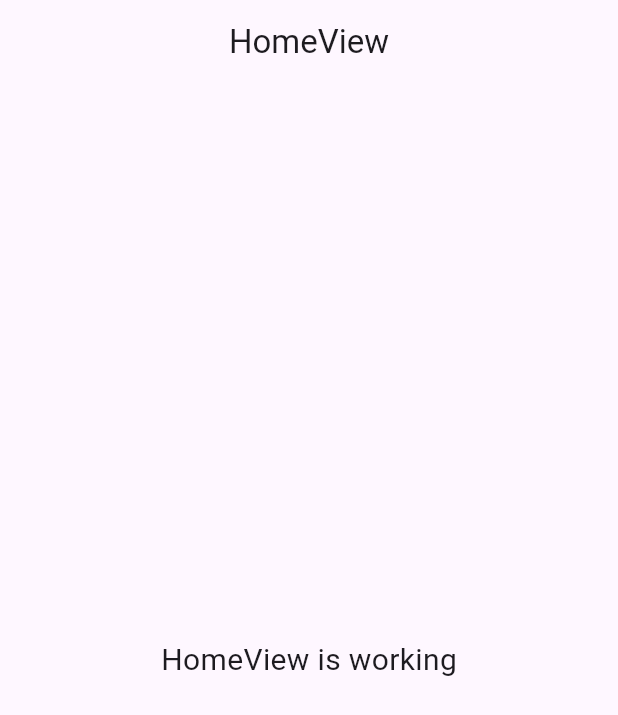
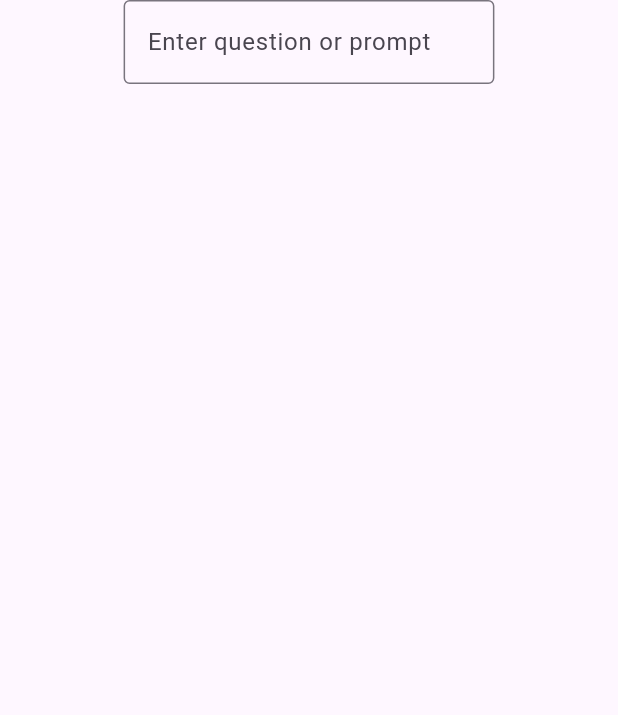
Before and after one commit to leon-ronaldo/emotion_ai, a Flutter app: the screen it shows after launch, on a phone screen of 412 x 824 dp. Shown: the top 715 px of the screen. Run offline on Flutter 3.47's test engine with Material 3 defaults, Android fonts, the phone set to English and light mode, and no system bars; our stand-ins replace flutter_spinkit, flutter_tts, get, google_generative_ai.

Commit message:
gemini integration successful

```diff
--- a/lib/app/modules/home/controllers/home_controller.dart
+++ b/lib/app/modules/home/controllers/home_controller.dart
@@ -1,12 +1,30 @@
+import 'package:emotion_ai/modules/geminiInteraction-geminiAPI-module.dart';
+import 'package:emotion_ai/modules/textToSpeech-cloudTextToSpeech-module.dart';
+import 'package:flutter/material.dart';
 import 'package:get/get.dart';
 
 class HomeController extends GetxController {
-  //TODO: Implement HomeController
+  double screenHeight = 0, screenWidth = 0;
 
-  final count = 0.obs;
+  late GeminiInteraction geminiAPI;
+  late TextToSpeechEngine speechEngine;
+  late TextEditingController requestFieldController;
+
+  Rx<String> responseText = ''.obs;
+  Rx<bool> screenReady = false.obs, fetchingResponse = false.obs;
+
   @override
   void onInit() {
     super.onInit();
+
+    screenHeight = Get.context!.height;
+    screenWidth = Get.context!.width;
+
+    geminiAPI = GeminiInteraction();
+    speechEngine = TextToSpeechEngine();
+    requestFieldController = TextEditingController();
+
+    screenReady.value = geminiAPI.geminiIsReady && speechEngine.speechToTextIsReady;
   }
 
   @override
@@ -18,6 +36,4 @@ class HomeController extends GetxController {
   void onClose() {
     super.onClose();
   }
-
-  void increment() => count.value++;
 }
--- a/lib/app/modules/home/views/home_view.dart
+++ b/lib/app/modules/home/views/home_view.dart
@@ -1,4 +1,5 @@
 import 'package:flutter/material.dart';
+import 'package:flutter_spinkit/flutter_spinkit.dart';
 
 import 'package:get/get.dart';
 
@@ -9,15 +10,63 @@ class HomeView extends GetView<HomeController> {
   @override
   Widget build(BuildContext context) {
     return Scaffold(
-      appBar: AppBar(
-        title: const Text('HomeView'),
-        centerTitle: true,
-      ),
-      body: const Center(
-        child: Text(
-          'HomeView is working',
-          style: TextStyle(fontSize: 20),
-        ),
+      resizeToAvoidBottomInset: false,
+      body: Obx(
+        () => SizedBox(
+            height: controller.screenHeight,
+            width: controller.screenWidth,
+            child: SingleChildScrollView(
+              physics: const BouncingScrollPhysics(),
+              child: !controller.screenReady.value
+                  ? const Column(
+                      children: [
+                        SizedBox(
+                          height: 150,
+                          width: 150,
+                          child: Center(
+                            child:
+                                SpinKitFadingCircle(color: Colors.blueAccent),
+                          ),
+                        ),
+                        Text('Getting Gemini And Speech Model Ready...'),
+                      ],
+                    )
+                  : Column(
+                      mainAxisAlignment: MainAxisAlignment.center,
+                      children: [
+                        Container(
+                          margin: const EdgeInsets.only(bottom: 20),
+                          width: controller.screenWidth * 0.6,
+                          child: TextField(
+                            controller: controller.requestFieldController,
+                            onSubmitted: (text) async {
+                              controller.responseText.value =
+                                  await controller.geminiAPI.getResponse(text);
+
+                              await controller.speechEngine
+                                  .speak(controller.responseText.value);
+                            },
+                            decoration: const InputDecoration(
+                                hintText: 'Enter question or prompt',
+                                border: OutlineInputBorder()),
+                          ),
+                        ),
+                        controller.fetchingResponse.value
+                            ? Column(
+                                children: [
+                                  Container(
+                                      margin: const EdgeInsets.all(10),
+                                      width: 50,
+                                      height: 50,
+                                      child: const SpinKitFadingCircle(
+                                          color: Colors.blueAccent)),
+                                  const Text('Fetching response...'),
+                                ],
+                              )
+                            : Text(controller.responseText.value),
+                      ],
+                    ),
+            )),
       ),
     );
   }
--- /dev/null
+++ b/lib/modules/geminiInteraction-geminiAPI-module.dart
@@ -0,0 +1,46 @@
+import 'dart:convert';
+import 'dart:io';
+import 'package:google_generative_ai/google_generative_ai.dart';
+import 'package:http/http.dart' as http;
+
+class GeminiInteraction {
+  late GenerativeModel model;
+  bool geminiIsReady = false;
+
+  GeminiInteraction() {
+    /*final apiKey =
+        Platform.environment['AIzaSyAy6l8CZxcOGZRqLaB1iVwL4aPZiLg8PKc'];
+    if (apiKey == null) {
+      print('No \$API_KEY environment variable');
+      exit(1);
+    }
+
+    model = GenerativeModel(model: 'gemini-pro', apiKey: apiKey);*/
+    geminiIsReady = true;
+  }
+
+  Future<String> getResponse(requestText) async {
+    final prompt = {
+      "contents": [
+        {
+          "parts": [
+            {"text": requestText}
+          ]
+        }
+      ]
+    };
+
+    final body = jsonEncode(prompt);
+
+    final response = await http.post(
+        Uri.parse(
+            'https://generativelanguage.googleapis.com/v1beta/models/gemini-pro:generateContent?key=AIzaSyAy6l8CZxcOGZRqLaB1iVwL4aPZiLg8PKc'),
+        headers: {'Content-Type': 'application/json'},
+        body: body);
+
+
+    final decodedResponse = jsonDecode(response.body.toString());
+    final text = decodedResponse['candidates'][0]['content']['parts'][0]['text'];
+    return text;
+  }
+}
--- a/pubspec.yaml
+++ b/pubspec.yaml
@@ -11,6 +11,9 @@ dependencies:
   flutter:
     sdk: flutter
   flutter_tts: ^4.0.2
+  google_generative_ai: ^0.2.3
+  flutter_spinkit: ^5.2.1
+  http: ^1.2.1
 
 dev_dependencies:
   flutter_lints: 3.0.2
```
Also changed, not shown: lib/modules/textToSpeech-cloudTextToSpeech-module.dart (+6 -57 lines), pubspec.lock, 3 other files.
